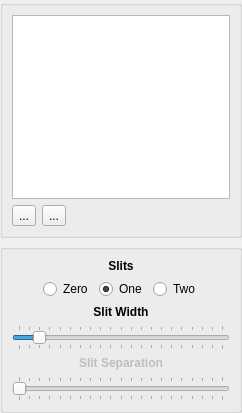
Above: src/EWS/app/widget/BarrierEditor.ui from metasim/ews before the change. Below: the same form after it.
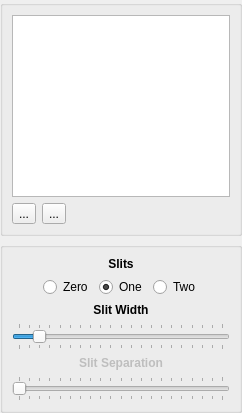
That is the form after the change. Icons and pictures are not drawn. Custom widgets are drawn as their Qt base class.

What changed in the file:
```diff
--- a/src/EWS/app/widget/BarrierEditor.ui
+++ b/src/EWS/app/widget/BarrierEditor.ui
@@ -213,12 +213,6 @@
       </item>
       <item>
        <widget class="QWidget" name="slitNumSelect" native="true">
-        <property name="sizePolicy">
-         <sizepolicy hsizetype="Preferred" vsizetype="Preferred">
-          <horstretch>0</horstretch>
-          <verstretch>0</verstretch>
-         </sizepolicy>
-        </property>
         <layout class="QHBoxLayout" name="horizontalLayout_3">
          <property name="margin">
           <number>0</number>
@@ -239,11 +233,17 @@
          <item>
           <widget class="QRadioButton" name="zeroSlits">
            <property name="sizePolicy">
-            <sizepolicy hsizetype="Preferred" vsizetype="Preferred">
+            <sizepolicy hsizetype="Preferred" vsizetype="Fixed">
              <horstretch>0</horstretch>
              <verstretch>0</verstretch>
             </sizepolicy>
            </property>
+           <property name="minimumSize">
+            <size>
+             <width>0</width>
+             <height>20</height>
+            </size>
+           </property>
            <property name="text">
             <string>Zero</string>
            </property>
@@ -318,6 +318,12 @@
           <verstretch>0</verstretch>
          </sizepolicy>
         </property>
+        <property name="minimumSize">
+         <size>
+          <width>0</width>
+          <height>27</height>
+         </size>
+        </property>
         <property name="maximum">
          <number>100</number>
         </property>
```
